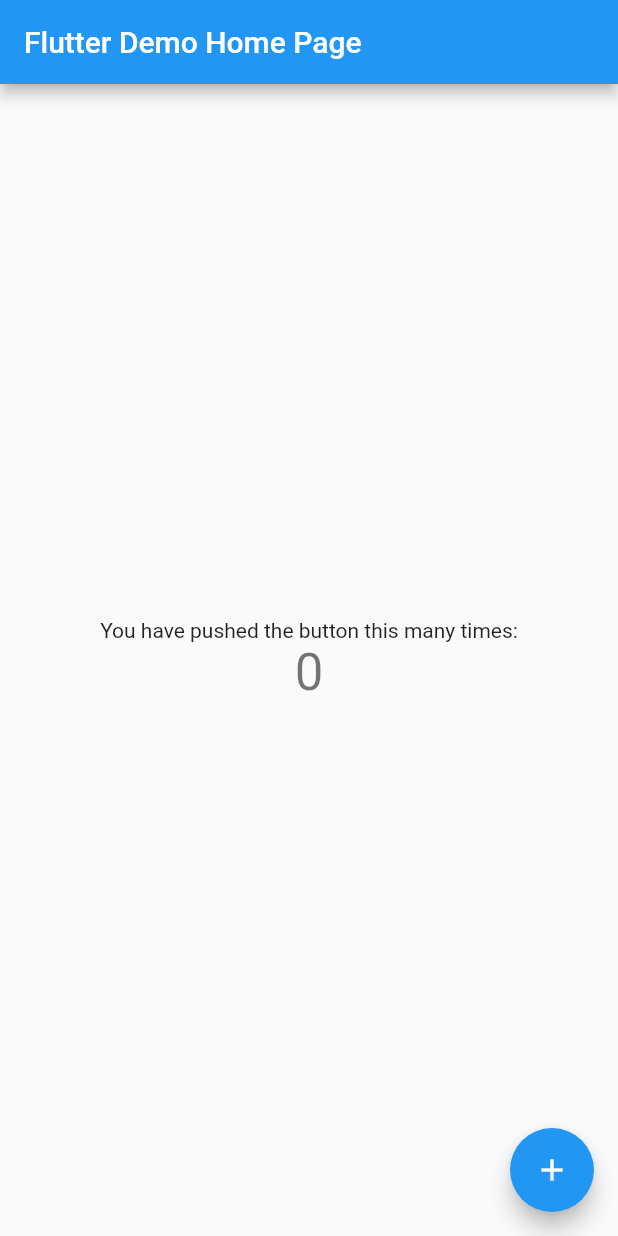
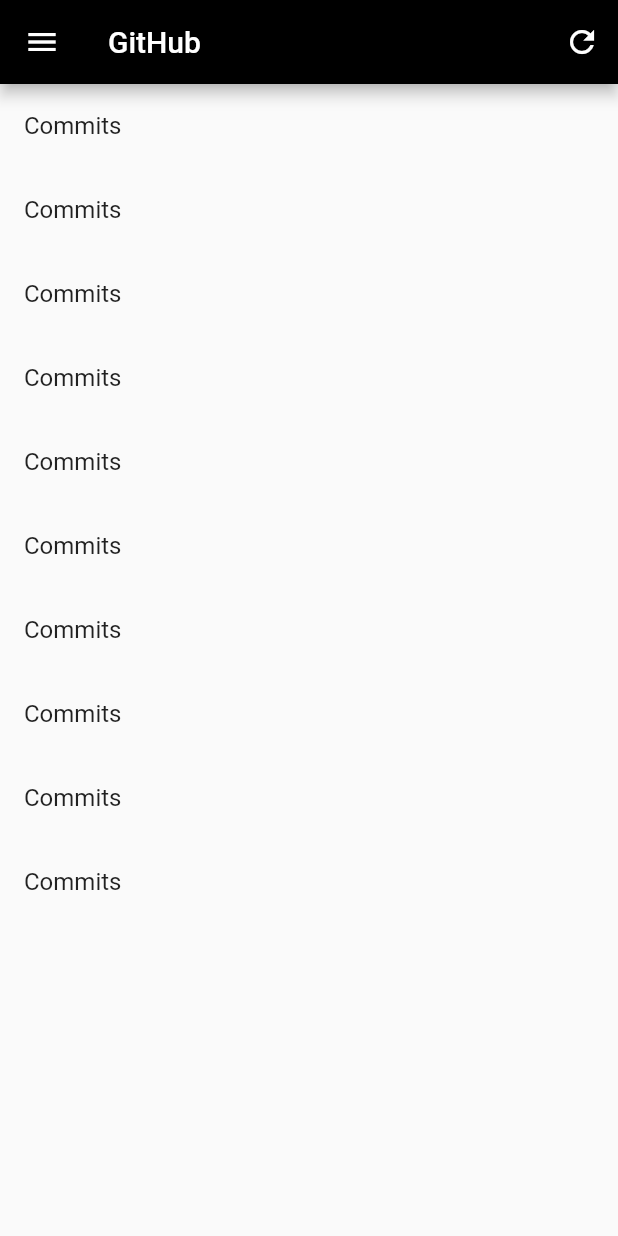
Before and after one commit to sahebsingh416/github-client-flutter, a Flutter app: the screen it shows after launch, on a phone screen of 412 x 824 dp. Run offline on Flutter 3.47's test engine with Material 2 defaults, Android fonts, the phone set to English and light mode, and no system bars.

Commit message:
[feature] - Commit listing UI completed

```diff
--- a/github_client_flutter/lib/main.dart
+++ b/github_client_flutter/lib/main.dart
@@ -1,4 +1,5 @@
 import 'package:flutter/material.dart';
+import 'package:github_client_flutter/ui/home.dart';
 
 void main() => runApp(MyApp());
 
@@ -7,105 +8,9 @@ class MyApp extends StatelessWidget {
   @override
   Widget build(BuildContext context) {
     return MaterialApp(
-      title: 'Flutter Demo',
-      theme: ThemeData(
-        // This is the theme of your application.
-        //
-        // Try running your application with "flutter run". You'll see the
-        // application has a blue toolbar. Then, without quitting the app, try
-        // changing the primarySwatch below to Colors.green and then invoke
-        // "hot reload" (press "r" in the console where you ran "flutter run",
-        // or simply save your changes to "hot reload" in a Flutter IDE).
-        // Notice that the counter didn't reset back to zero; the application
-        // is not restarted.
-        primarySwatch: Colors.blue,
-      ),
-      home: MyHomePage(title: 'Flutter Demo Home Page'),
+      title: 'GitHub Client Flutter',
+      debugShowCheckedModeBanner: false,
+      home: HomeScreen(),
     );
   }
 }
-
-class MyHomePage extends StatefulWidget {
-  MyHomePage({Key key, this.title}) : super(key: key);
-
-  // This widget is the home page of your application. It is stateful, meaning
-  // that it has a State object (defined below) that contains fields that affect
-  // how it looks.
-
-  // This class is the configuration for the state. It holds the values (in this
-  // case the title) provided by the parent (in this case the App widget) and
-  // used by the build method of the State. Fields in a Widget subclass are
-  // always marked "final".
-
-  final String title;
-
-  @override
-  _MyHomePageState createState() => _MyHomePageState();
-}
-
-class _MyHomePageState extends State<MyHomePage> {
-  int _counter = 0;
-
-  void _incrementCounter() {
-    setState(() {
-      // This call to setState tells the Flutter framework that something has
-      // changed in this State, which causes it to rerun the build method below
-      // so that the display can reflect the updated values. If we changed
-      // _counter without calling setState(), then the build method would not be
-      // called again, and so nothing would appear to happen.
-      _counter++;
-    });
-  }
-
-  @override
-  Widget build(BuildContext context) {
-    // This method is rerun every time setState is called, for instance as done
-    // by the _incrementCounter method above.
-    //
-    // The Flutter framework has been optimized to make rerunning build methods
-    // fast, so that you can just rebuild anything that needs updating rather
-    // than having to individually change instances of widgets.
-    return Scaffold(
-      appBar: AppBar(
-        // Here we take the value from the MyHomePage object that was created by
-        // the App.build method, and use it to set our appbar title.
-        title: Text(widget.title),
-      ),
-      body: Center(
-        // Center is a layout widget. It takes a single child and positions it
-        // in the middle of the parent.
-        child: Column(
-          // Column is also a layout widget. It takes a list of children and
-          // arranges them vertically. By default, it sizes itself to fit its
-          // children horizontally, and tries to be as tall as its parent.
-          //
-          // Invoke "debug painting" (press "p" in the console, choose the
-          // "Toggle Debug Paint" action from the Flutter Inspector in Android
-          // Studio, or the "Toggle Debug Paint" command in Visual Studio Code)
-          // to see the wireframe for each widget.
-          //
-          // Column has various properties to control how it sizes itself and
-          // how it positions its children. Here we use mainAxisAlignment to
-          // center the children vertically; the main axis here is the vertical
-          // axis because Columns are vertical (the cross axis would be
-          // horizontal).
-          mainAxisAlignment: MainAxisAlignment.center,
-          children: <Widget>[
-            Text(
-              'You have pushed the button this many times:',
-            ),
-            Text(
-              '$_counter',
-              style: Theme.of(context).textTheme.display1,
-            ),
-          ],
-        ),
-      ),
-      floatingActionButton: FloatingActionButton(
-        onPressed: _incrementCounter,
-        tooltip: 'Increment',
-        child: Icon(Icons.add),
-      ), // This trailing comma makes auto-formatting nicer for build methods.
-    );
-  }
-}
--- /dev/null
+++ b/github_client_flutter/lib/ui/home.dart
@@ -0,0 +1,37 @@
+import 'package:flutter/material.dart';
+
+class HomeScreen extends StatefulWidget {
+  @override
+  _HomeScreenState createState() => _HomeScreenState();
+}
+
+class _HomeScreenState extends State<HomeScreen> {
+  @override
+  Widget build(BuildContext context) {
+    return Scaffold(
+      appBar: AppBar(
+        leading: Icon(Icons.menu,color: Colors.white,),//Container(height: 2,width: 2,child: Image.asset("images/github.png",fit: BoxFit.fitHeight,)),
+        backgroundColor: Colors.black,
+        title: Text("GitHub"),
+        centerTitle: false,
+        actions: <Widget>[
+          IconButton(
+            icon: Icon(Icons.refresh,color: Colors.white,),
+            onPressed: (){},
+          )
+        ],
+      ),
+      body: Container(
+          height: MediaQuery.of(context).size.height,
+          child: ListView.builder(
+            itemCount: 10,
+            primary: true,
+            itemBuilder: (context, int index) {
+              return ListTile(
+                title: Text("Commits"),
+              );
+            },
+          )),
+    );
+  }
+}
--- a/github_client_flutter/pubspec.yaml
+++ b/github_client_flutter/pubspec.yaml
@@ -41,8 +41,8 @@ flutter:
   uses-material-design: true
 
   # To add assets to your application, add an assets section, like this:
-  # assets:
-  #  - images/a_dot_burr.jpeg
+  assets:
+   - images/
   #  - images/a_dot_ham.jpeg
 
   # An image asset can refer to one or more resolution-specific "variants", see
```
Also changed, not shown: github_client_flutter/images/github.png (added).
